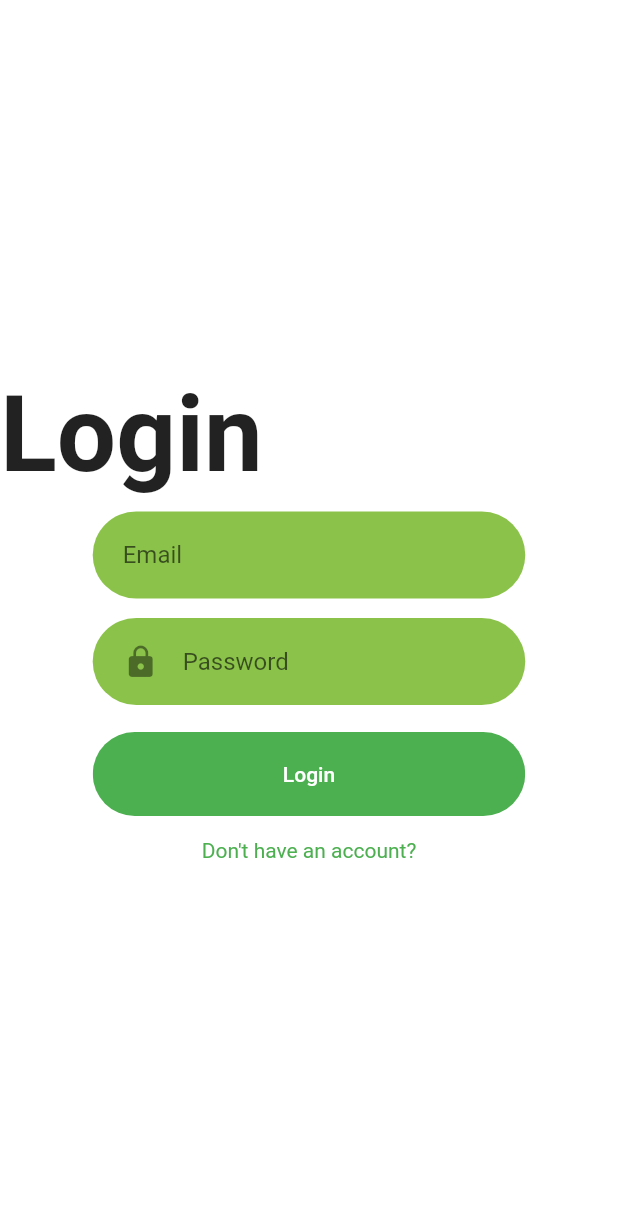
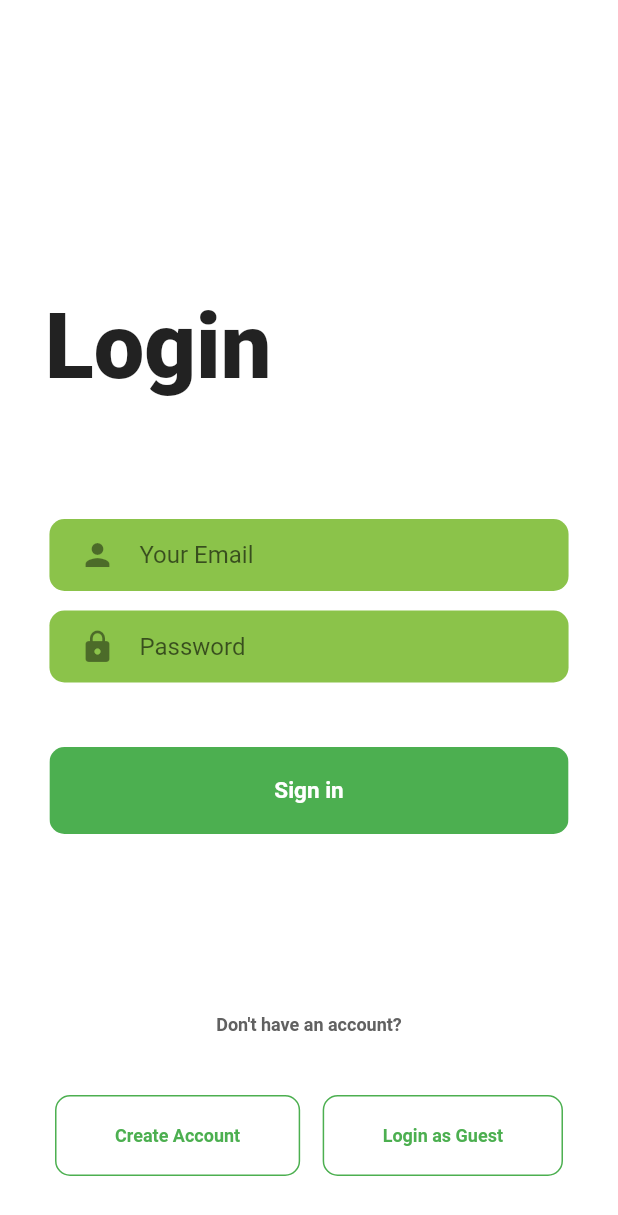
Before and after one commit to franciscoguedes/IST-CCU, a Flutter app: the screen it shows after launch, on a phone screen of 412 x 824 dp. Shown: the top 1215 px of the screen. Run offline on Flutter 3.47's test engine with Material 2 defaults, Android fonts, the phone set to English and light mode, and no system bars; our stand-ins replace google_fonts, material_design_icons_flutter; missing offline and left inert: dart:html; Roboto replaces fonts that are missing (RobotoMono).

Commit message:
login, login as guest & create account

```diff
--- a/lib/main.dart
+++ b/lib/main.dart
@@ -1,5 +1,7 @@
 import 'package:bins/screens/login_screen/login_screen.dart';
+
 import 'package:flutter/material.dart';
+
 
 void main() {
   runApp(const MyApp());
--- a/lib/screens/login_screen/components/body.dart
+++ b/lib/screens/login_screen/components/body.dart
@@ -1,7 +1,10 @@
 // ignore_for_file: deprecated_member_use
 
+import 'package:bins/screens/createAccount/createAccount.dart';
 import 'package:bins/screens/homepage/homepage.dart';
+import 'package:bins/screens/loginAsGuest/loginAsGuest_screen.dart';
 import 'package:flutter/material.dart';
+import 'package:google_fonts/google_fonts.dart';
 
 
 class Body extends StatelessWidget {
@@ -10,44 +13,51 @@ class Body extends StatelessWidget {
     Size size = MediaQuery.of(context).size;
     return Container(
         child: Column(
-          mainAxisAlignment: MainAxisAlignment.center,
+          mainAxisAlignment: MainAxisAlignment.end,
           children: <Widget>[
             Row(
               // ignore: prefer_const_literals_to_create_immutables
               children: [
-                  const Text(
+                   Padding(
+                     padding: const EdgeInsets.only(bottom: 70.0, left: 30),
+                     child: Text(
                       "Login",
-                  style: TextStyle(
-                  fontWeight: FontWeight.bold,
-                  fontFamily: 'RobotoMono',
-                  fontSize: 70,
+                      style: GoogleFonts.roboto(
+                          fontSize: 60,
+                          fontWeight: FontWeight.w900,
+                      ),
                     ),
                    ),
               ],
             ),
             Container(
               margin: EdgeInsets.symmetric(vertical: 10),
-              padding: EdgeInsets.symmetric(horizontal: 20,vertical: 5),
-              width: size.width * 0.7,
+              padding: EdgeInsets.symmetric(horizontal: 20),
+              width: size.width * 0.84,
               decoration: BoxDecoration(
                 color: Colors.lightGreen,
-                borderRadius: BorderRadius.circular(29),
+                borderRadius: BorderRadius.circular(10),
               ),
               child: const TextField(
                 decoration: InputDecoration(
-                  hintText: "Email",
+                  icon:
+                    Icon(
+                      Icons.person,
+                    //color: Colors.white,
+
+                  ),
+                  hintText: "Your Email",
                   border: InputBorder.none,
                 ),
               ),
             ),
-           //  SizedBox(height: size.height * 0.3),
             Container(
               margin: EdgeInsets.symmetric(vertical: 3),
-              padding: EdgeInsets.symmetric(horizontal: 20,vertical: 5),
-              width: size.width * 0.7,
+              padding: EdgeInsets.symmetric(horizontal: 20),
+              width: size.width * 0.84,
               decoration: BoxDecoration(
                 color: Colors.lightGreen,
-                borderRadius: BorderRadius.circular(29),
+                borderRadius: BorderRadius.circular(10),
               ),
               child: const TextField(
                 decoration: InputDecoration(
@@ -63,10 +73,10 @@ class Body extends StatelessWidget {
               ),
             ),
             Container(
-              width: size.width * 0.7,
-              margin: EdgeInsets.symmetric(vertical: 15),
+              width: size.width * 0.84,
+              margin: EdgeInsets.symmetric(vertical: 40),
               child: ClipRRect(
-                borderRadius: BorderRadius.circular(29) ,
+                borderRadius: BorderRadius.circular(10) ,
                 child: FlatButton(
                   // ignore: prefer_const_constructors
                   padding: EdgeInsets.symmetric(vertical: 20,  horizontal: 40) ,
@@ -81,21 +91,109 @@ class Body extends StatelessWidget {
                     );
                   },
                   child:
-                    const Text(
-                    "Login",
-                    style: TextStyle(color: Colors.white),
+                    Text(
+                      "Sign in",
+                      style: GoogleFonts.roboto(
+                        textStyle: TextStyle(color: Colors.white),
+                        fontSize: 15,
+                       fontWeight: FontWeight.w600,
+                      ),
                     ),
                 )
               ),
             ),
             Row(
                mainAxisAlignment: MainAxisAlignment.center,
-              children: <Widget>[
-                Text("Don't have an account?",
-                style: TextStyle(color: Colors.green),
+              children: [
+                   Padding(
+                     padding: const EdgeInsets.only(top: 80.0),
+                     child: Text(
+                      "Don't have an account?",
+                      style: GoogleFonts.roboto(
+                          textStyle: TextStyle(color: Colors.grey.shade700),
+                          fontSize: 12,
+                          fontWeight: FontWeight.w600,
+                      ),
+                    ),
                    ),
               ],
+            ),
+            Row(
+              mainAxisAlignment: MainAxisAlignment.center,
+               children: <Widget>[
+               Container(
+                  margin: EdgeInsets.symmetric(vertical: 40),
+                  child: TextButton(
+                    // ignore: prefer_const_constructors
+                    onPressed: () {
+                      Navigator.push(context,
+                        MaterialPageRoute(
+                          builder: (context) {
+                            return CreateAccount();
+                          },
+                        ),
+                      );
+                    },
+                    child:
+                      Text(
+                        "Create Account",
+                        style: GoogleFonts.roboto(
+                          textStyle: TextStyle(color: Colors.green),
+                          fontSize: 12,
+                          fontWeight: FontWeight.w600,
+                        ),
+                      ),
+                      style: ButtonStyle(
+                        padding: MaterialStateProperty.all<EdgeInsets>(EdgeInsets.symmetric(vertical: 20,  horizontal: 40) ),
+                        foregroundColor: MaterialStateProperty.all<Color>(Colors.green),
+                        shape: MaterialStateProperty.all<RoundedRectangleBorder>(
+                          RoundedRectangleBorder(
+                            borderRadius: BorderRadius.circular(10) ,
+                            side: BorderSide(color: Colors.green),
                           )
+                        )
+                      ),
+                  )
+                ),
+                SizedBox(width: 15,),
+                Container(
+                    margin: EdgeInsets.symmetric(vertical: 40),
+
+                    child: TextButton(
+                      // ignore: prefer_const_constructors
+                      onPressed: () {
+                        Navigator.push(context,
+                          MaterialPageRoute(
+                            builder: (context) {
+                              return LoginAsGuestScreen();
+                            },
+                          ),
+                        );
+                      },
+                      child:
+                        Text(
+                          "Login as Guest",
+                          style: GoogleFonts.roboto(
+                            textStyle: TextStyle(color: Colors.green),
+                            fontSize: 12,
+                           fontWeight: FontWeight.w600,
+                          ),
+                        ),
+                        style: ButtonStyle(
+                          padding: MaterialStateProperty.all<EdgeInsets>(EdgeInsets.symmetric(vertical: 20,  horizontal: 40) ),
+                          foregroundColor: MaterialStateProperty.all<Color>(Colors.green),
+                          shape: MaterialStateProperty.all<RoundedRectangleBorder>(
+                            RoundedRectangleBorder(
+                              borderRadius: BorderRadius.circular(10) ,
+                              side: BorderSide(color: Colors.green),
+                            )
+                          )
+                        ),
+                    )
+                  ),
+
+               ],
+            ),
           ],
         ),
     );
```
Also changed, not shown: lib/screens/createAccount/components/body.dart (added, +256 -0 lines), lib/screens/createAccount/createAccount.dart (added, +12 -0 lines), lib/screens/loginAsGuest/components/body.dart (added, +153 -0 lines), lib/screens/loginAsGuest/loginAsGuest_screen.dart (added, +12 -0 lines), lib/screens/login_screen/components/background.dart (deleted, +0 -29 lines). Lines whose indentation alone changed are shown as unchanged.
